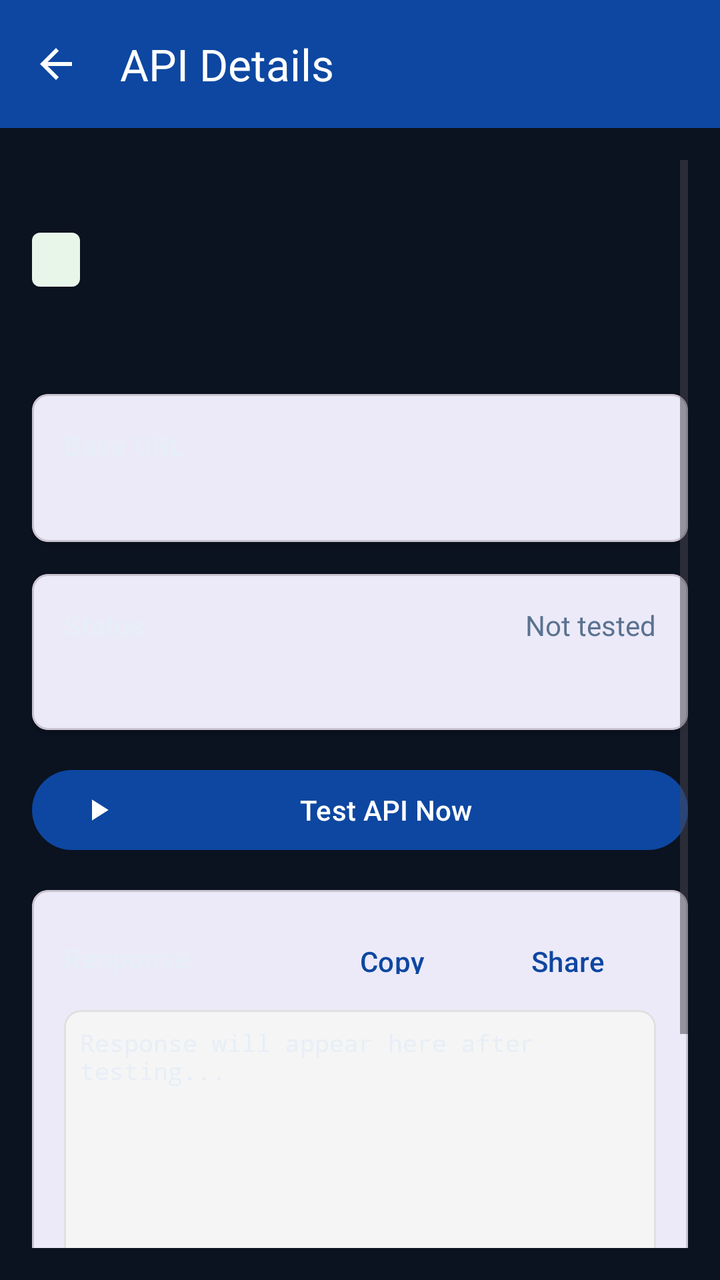
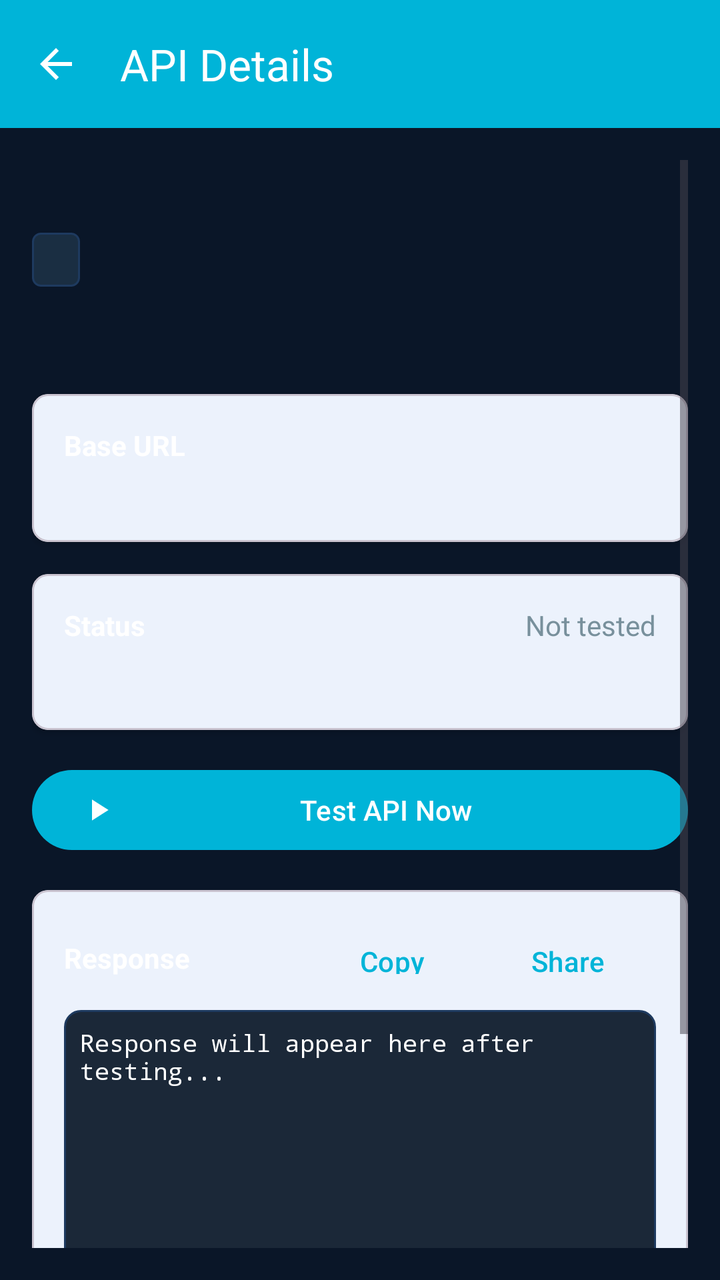

Two renders of the same Android screen: before a commit and after it. Below are the layout's source before the change and the commit's diff.
<!-- AndroidManifest.xml: activity theme Theme.App -->
<!-- res/layout/activity_api_detail.xml -->
<?xml version="1.0" encoding="utf-8"?>
<LinearLayout xmlns:android="http://schemas.android.com/apk/res/android"
    xmlns:app="http://schemas.android.com/apk/res-auto"
    android:layout_width="match_parent"
    android:layout_height="match_parent"
    android:orientation="vertical"
    android:background="@color/background">

    <com.google.android.material.appbar.MaterialToolbar
        android:id="@+id/toolbar"
        android:layout_width="match_parent"
        android:layout_height="?attr/actionBarSize"
        android:background="@color/primary"
        app:title="API Details"
        app:titleTextColor="@color/white"
        app:navigationIcon="@drawable/ic_back" />

    <ScrollView
        android:layout_width="match_parent"
        android:layout_height="match_parent"
        android:padding="16dp">

        <LinearLayout
            android:layout_width="match_parent"
            android:layout_height="wrap_content"
            android:orientation="vertical">

            <TextView
                android:id="@+id/tvApiName"
                android:layout_width="match_parent"
                android:layout_height="wrap_content"
                android:textSize="24sp"
                android:textStyle="bold"
                android:textColor="@color/text_primary" />

            <TextView
                android:id="@+id/tvApiCategory"
                android:layout_width="wrap_content"
                android:layout_height="wrap_content"
                android:layout_marginTop="4dp"
                android:background="@drawable/bg_category"
                android:paddingHorizontal="12dp"
                android:paddingVertical="4dp"
                android:textColor="@color/text_secondary" />

            <TextView
                android:id="@+id/tvApiDescription"
                android:layout_width="match_parent"
                android:layout_height="wrap_content"
                android:layout_marginTop="16dp"
                android:textColor="@color/text_secondary"
                android:textSize="16sp" />

            <com.google.android.material.card.MaterialCardView
                android:layout_width="match_parent"
                android:layout_height="wrap_content"
                android:layout_marginTop="16dp"
                app:cardCornerRadius="8dp"
                app:cardElevation="2dp">

                <LinearLayout
                    android:layout_width="match_parent"
                    android:layout_height="wrap_content"
                    android:orientation="vertical"
                    android:padding="16dp">

                    <TextView
                        android:layout_width="match_parent"
                        android:layout_height="wrap_content"
                        android:text="Base URL"
                        android:textStyle="bold"
                        android:textColor="@color/text_primary" />

                    <TextView
                        android:id="@+id/tvApiUrl"
                        android:layout_width="match_parent"
                        android:layout_height="wrap_content"
                        android:layout_marginTop="4dp"
                        android:textColor="@color/primary"
                        android:textIsSelectable="true"
                        android:fontFamily="monospace" />
                </LinearLayout>
            </com.google.android.material.card.MaterialCardView>

            <com.google.android.material.card.MaterialCardView
                android:layout_width="match_parent"
                android:layout_height="wrap_content"
                android:layout_marginTop="16dp"
                app:cardCornerRadius="8dp"
                app:cardElevation="2dp">

                <LinearLayout
                    android:layout_width="match_parent"
                    android:layout_height="wrap_content"
                    android:orientation="vertical"
                    android:padding="16dp">

                    <LinearLayout
                        android:layout_width="match_parent"
                        android:layout_height="wrap_content"
                        android:orientation="horizontal">

                        <TextView
                            android:layout_width="0dp"
                            android:layout_height="wrap_content"
                            android:layout_weight="1"
                            android:text="Status"
                            android:textStyle="bold"
                            android:textColor="@color/text_primary" />

                        <TextView
                            android:id="@+id/tvStatus"
                            android:layout_width="wrap_content"
                            android:layout_height="wrap_content"
                            android:text="Not tested"
                            android:textColor="@color/status_unchecked" />
                    </LinearLayout>

                    <TextView
                        android:id="@+id/tvResponseTime"
                        android:layout_width="match_parent"
                        android:layout_height="wrap_content"
                        android:layout_marginTop="8dp"
                        android:textColor="@color/text_secondary" />

                    <ProgressBar
                        android:id="@+id/progressBar"
                        android:layout_width="wrap_content"
                        android:layout_height="wrap_content"
                        android:layout_gravity="center"
                        android:layout_marginTop="8dp"
                        android:visibility="gone" />
                </LinearLayout>
            </com.google.android.material.card.MaterialCardView>

            <com.google.android.material.button.MaterialButton
                android:id="@+id/btnTest"
                android:layout_width="match_parent"
                android:layout_height="wrap_content"
                android:layout_marginTop="16dp"
                android:text="Test API Now"
                app:icon="@drawable/ic_play" />

            <com.google.android.material.card.MaterialCardView
                android:layout_width="match_parent"
                android:layout_height="wrap_content"
                android:layout_marginTop="16dp"
                app:cardCornerRadius="8dp"
                app:cardElevation="2dp">

                <LinearLayout
                    android:layout_width="match_parent"
                    android:layout_height="wrap_content"
                    android:orientation="vertical"
                    android:padding="16dp">

                    <LinearLayout
                        android:layout_width="match_parent"
                        android:layout_height="wrap_content"
                        android:orientation="horizontal"
                        android:gravity="center_vertical">

                        <TextView
                            android:layout_width="0dp"
                            android:layout_height="wrap_content"
                            android:layout_weight="1"
                            android:text="Response"
                            android:textStyle="bold"
                            android:textColor="@color/text_primary" />

                        <com.google.android.material.button.MaterialButton
                            android:id="@+id/btnCopy"
                            style="@style/Widget.Material3.Button.TextButton"
                            android:layout_width="wrap_content"
                            android:layout_height="36dp"
                            android:text="Copy"
                            android:textAllCaps="false" />

                        <com.google.android.material.button.MaterialButton
                            android:id="@+id/btnShare"
                            style="@style/Widget.Material3.Button.TextButton"
                            android:layout_width="wrap_content"
                            android:layout_height="36dp"
                            android:text="Share"
                            android:textAllCaps="false" />
                    </LinearLayout>

                    <ScrollView
                        android:layout_width="match_parent"
                        android:layout_height="260dp"
                        android:layout_marginTop="8dp"
                        android:background="@drawable/bg_response"
                        android:padding="8dp"
                        android:scrollbars="vertical"
                        android:fadeScrollbars="false">

                        <TextView
                            android:id="@+id/tvResponse"
                            android:layout_width="match_parent"
                            android:layout_height="wrap_content"
                            android:text="Response will appear here after testing..."
                            android:textColor="@color/text_primary"
                            android:textSize="12sp"
                            android:fontFamily="monospace"
                            android:textIsSelectable="true" />
                    </ScrollView>
                </LinearLayout>
            </com.google.android.material.card.MaterialCardView>
        </LinearLayout>
    </ScrollView>
</LinearLayout>
<!-- resources referenced by this layout -->
<resources>
  <color name="background">#0B1220</color>
  <color name="primary">#0D47A1</color>
  <color name="status_unchecked">#5B7290</color>
  <color name="text_primary">#E8EEF7</color>
  <color name="text_secondary">#9FB3C8</color>
  <color name="white">#FFFFFF</color>
  <!-- drawable bg_category (drawable) -->
  <?xml version="1.0" encoding="utf-8"?>
  <shape xmlns:android="http://schemas.android.com/apk/res/android"
      android:shape="rectangle">
      <corners android:radius="4dp" />
      <solid android:color="#E8F5E9" />
      <padding
          android:left="4dp"
          android:right="4dp"
          android:top="2dp"
          android:bottom="2dp" />
  </shape>
  <!-- drawable bg_response (drawable) -->
  <?xml version="1.0" encoding="utf-8"?>
  <shape xmlns:android="http://schemas.android.com/apk/res/android"
      android:shape="rectangle">
      <corners android:radius="8dp" />
      <solid android:color="#F5F5F5" />
      <stroke
          android:width="1dp"
          android:color="#E0E0E0" />
  </shape>
  <!-- drawable ic_back (drawable) -->
  <vector xmlns:android="http://schemas.android.com/apk/res/android"
      android:width="24dp"
      android:height="24dp"
      android:viewportWidth="24"
      android:viewportHeight="24">
      <path
          android:fillColor="#FFFFFF"
          android:pathData="M20,11H7.83l5.59,-5.59L12,4l-8,8 8,8 1.41,-1.41L7.83,13H20v-2z"/>
  </vector>
  <!-- drawable ic_play (drawable) -->
  <vector xmlns:android="http://schemas.android.com/apk/res/android"
      android:width="24dp"
      android:height="24dp"
      android:viewportWidth="24"
      android:viewportHeight="24">
      <path
          android:fillColor="#1976D2"
          android:pathData="M8,5v14l11,-7z"/>
  </vector>
  <style name="Theme.App" parent="Theme.Material3.DayNight.NoActionBar">
          <item name="colorPrimary">@color/primary</item>
          <item name="colorPrimaryVariant">@color/primary_variant</item>
          <item name="colorSecondary">@color/secondary</item>
          <item name="android:statusBarColor">?attr/colorPrimaryVariant</item>
          <item name="android:windowBackground">@color/background</item>
      </style>
  <color name="primary_variant">#006064</color>
  <color name="secondary">#00ACC1</color>
</resources>

<!-- the commit's change to res/layout/activity_api_detail.xml (unified diff, before → after) -->
@@ -76,7 +76,7 @@
                         android:layout_width="match_parent"
                         android:layout_height="wrap_content"
                         android:layout_marginTop="4dp"
-                        android:textColor="@color/primary"
+                        android:textColor="@color/text_secondary"
                         android:textIsSelectable="true"
                         android:fontFamily="monospace" />
                 </LinearLayout>
<!-- resource entries referenced after the edit -->
@@ -1,32 +1,26 @@
 <!-- resources referenced by this layout -->
 <resources>
-  <color name="background">#0B1220</color>
-  <color name="primary">#0D47A1</color>
-  <color name="status_unchecked">#5B7290</color>
-  <color name="text_primary">#E8EEF7</color>
-  <color name="text_secondary">#9FB3C8</color>
+  <color name="background">#0A1628</color>
+  <color name="primary">#00B4D8</color>
+  <color name="status_unchecked">#78909C</color>
+  <color name="text_primary">#FFFFFF</color>
+  <color name="text_secondary">#B0BEC5</color>
   <color name="white">#FFFFFF</color>
   <!-- drawable bg_category (drawable) -->
   <?xml version="1.0" encoding="utf-8"?>
   <shape xmlns:android="http://schemas.android.com/apk/res/android"
       android:shape="rectangle">
       <corners android:radius="4dp" />
-      <solid android:color="#E8F5E9" />
-      <padding
-          android:left="4dp"
-          android:right="4dp"
-          android:top="2dp"
-          android:bottom="2dp" />
+      <solid android:color="@color/card_elevated" />
+      <stroke android:width="1dp" android:color="@color/divider" />
   </shape>
   <!-- drawable bg_response (drawable) -->
   <?xml version="1.0" encoding="utf-8"?>
   <shape xmlns:android="http://schemas.android.com/apk/res/android"
       android:shape="rectangle">
       <corners android:radius="8dp" />
-      <solid android:color="#F5F5F5" />
-      <stroke
-          android:width="1dp"
-          android:color="#E0E0E0" />
+      <solid android:color="@color/response_bg" />
+      <stroke android:width="1dp" android:color="@color/divider" />
   </shape>
   <!-- drawable ic_back (drawable) -->
   <vector xmlns:android="http://schemas.android.com/apk/res/android"
@@ -45,7 +39,7 @@
       android:viewportWidth="24"
       android:viewportHeight="24">
       <path
-          android:fillColor="#1976D2"
+          android:fillColor="#FFFFFF"
           android:pathData="M8,5v14l11,-7z"/>
   </vector>
   <style name="Theme.App" parent="Theme.Material3.DayNight.NoActionBar">
@@ -55,7 +49,10 @@
           <item name="android:statusBarColor">?attr/colorPrimaryVariant</item>
           <item name="android:windowBackground">@color/background</item>
       </style>
-  <color name="primary_variant">#006064</color>
-  <color name="secondary">#00ACC1</color>
+  <color name="card_elevated">#1A2E42</color>
+  <color name="divider">#1E3A5F</color>
+  <color name="response_bg">#1B2838</color>
+  <color name="primary_variant">#0077B6</color>
+  <color name="secondary">#00E5FF</color>
 </resources>
 
